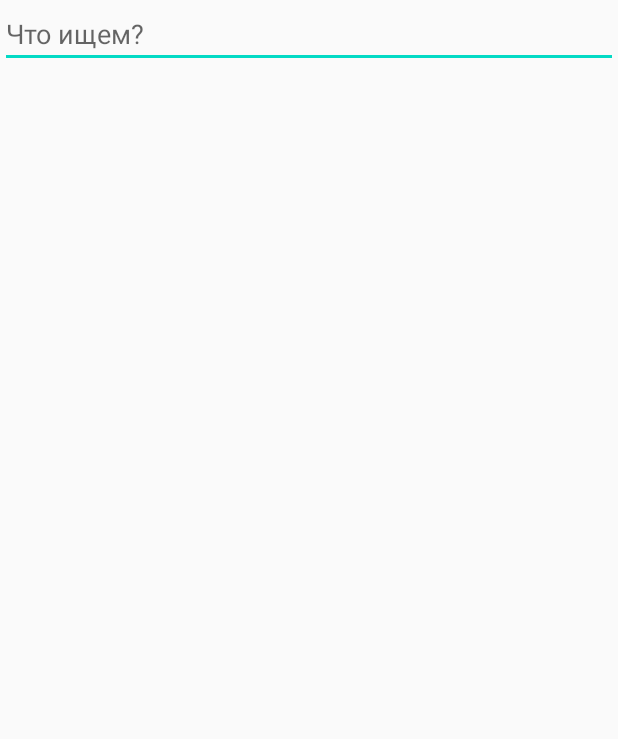
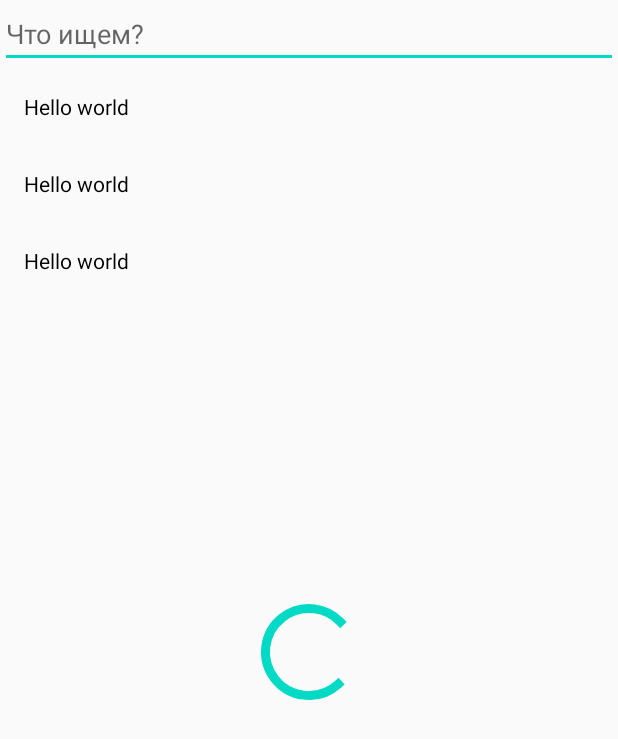
Before and after one commit to msalikhov/Dictionary, an Android app: the layout fragment_words_search.xml on its own in the app's theme, with its tools: preview values and no code run, on a phone screen of 412 x 824 dp. Shown: the top 739 px of the screen. Run offline under Robolectric (Android 15) with nearby library versions, the phone set to English and light mode, and no system bars.

Commit message:
show results

```diff
--- a/app/src/main/java/com/msalikhov/dictionary/domain/RepositoryImpl.kt
+++ b/app/src/main/java/com/msalikhov/dictionary/domain/RepositoryImpl.kt
@@ -6,6 +6,10 @@ class RepositoryImpl private constructor(private val networkApi: NetworkApi) : R
     companion object {
         fun create(networkApi: NetworkApi): Repository = RepositoryImpl(networkApi)
     }
-    override suspend fun searchWords(query: String): List<Word> =
+
+    override suspend fun searchWords(query: String): List<Word> = if (query.isNotBlank()) {
         networkApi.searchWords(query)
+    } else {
+        emptyList()
+    }
 }
--- a/app/src/main/java/com/msalikhov/dictionary/viewmodel/WordsSearchViewModel.kt
+++ b/app/src/main/java/com/msalikhov/dictionary/viewmodel/WordsSearchViewModel.kt
@@ -6,6 +6,7 @@ import androidx.lifecycle.viewModelScope
 import com.msalikhov.dictionary.domain.Repository
 import com.msalikhov.dictionary.entity.Word
 import com.msalikhov.dictionary.utils.*
+import kotlinx.coroutines.delay
 import kotlinx.coroutines.launch
 
 class WordsSearchViewModel(
@@ -19,9 +20,9 @@ class WordsSearchViewModel(
         //todo distinct
         //todo debounce
         //todo paging
+        //todo caching?
         viewModelScope.launch {
-            _foundWords.empty()
-            _foundWords.value = wrapResult {
+            _foundWords.wrap {
                 repository.searchWords(query)
             }
         }
--- a/app/src/main/res/layout/fragment_words_search.xml
+++ b/app/src/main/res/layout/fragment_words_search.xml
@@ -1,6 +1,7 @@
 <?xml version="1.0" encoding="utf-8"?>
 <androidx.constraintlayout.widget.ConstraintLayout xmlns:android="http://schemas.android.com/apk/res/android"
     xmlns:app="http://schemas.android.com/apk/res-auto"
+    xmlns:tools="http://schemas.android.com/tools"
     android:layout_width="match_parent"
     android:layout_height="match_parent">
 
@@ -19,15 +20,19 @@
         android:layout_height="0dp"
         app:layoutManager="androidx.recyclerview.widget.LinearLayoutManager"
         app:layout_constraintBottom_toBottomOf="parent"
-        app:layout_constraintTop_toBottomOf="@id/searchField" />
+        app:layout_constraintTop_toBottomOf="@id/searchField"
+        tools:listitem="@layout/item_word" />
 
     <androidx.core.widget.ContentLoadingProgressBar
         android:id="@+id/progressBar"
-        app:layout_constraintTop_toTopOf="@id/resultsList"
+        style="?android:attr/progressBarStyleLarge"
+        android:layout_width="wrap_content"
+        android:layout_height="wrap_content"
+        android:visibility="gone"
         app:layout_constraintBottom_toBottomOf="@id/resultsList"
         app:layout_constraintEnd_toEndOf="@id/resultsList"
         app:layout_constraintStart_toStartOf="@id/resultsList"
-        android:layout_width="wrap_content"
-        android:layout_height="wrap_content"/>
+        app:layout_constraintTop_toTopOf="@id/resultsList"
+        tools:visibility="visible" />
 
 </androidx.constraintlayout.widget.ConstraintLayout>
--- /dev/null
+++ b/app/src/main/res/layout/item_word.xml
@@ -0,0 +1,12 @@
+<?xml version="1.0" encoding="utf-8"?>
+<TextView xmlns:android="http://schemas.android.com/apk/res/android"
+    xmlns:tools="http://schemas.android.com/tools"
+    android:layout_width="match_parent"
+    android:layout_height="wrap_content"
+    android:background="?selectableItemBackground"
+    android:paddingHorizontal="@dimen/padding_default"
+    android:paddingVertical="@dimen/padding_half"
+    android:textColor="@android:color/black"
+    tools:text="Hello world">
+
+</TextView>
--- /dev/null
+++ b/app/src/main/res/values/dimens.xml
@@ -0,0 +1,5 @@
+<?xml version="1.0" encoding="utf-8"?>
+<resources>
+    <dimen name="padding_default">16dp</dimen>
+    <dimen name="padding_half">16dp</dimen>
+</resources>
--- a/app/src/main/res/values/strings.xml
+++ b/app/src/main/res/values/strings.xml
@@ -1,4 +1,5 @@
 <resources>
     <string name="app_name">Dictionary</string>
     <string name="search_hint">Что ищем?</string>
+    <string name="default_error_description">Что-то пошло не так</string>
 </resources>
```
Also changed, not shown: app/src/main/java/com/msalikhov/dictionary/entity/Word.kt (+7 -1 lines), app/src/main/java/com/msalikhov/dictionary/utils/Extensions.kt (added, +17 -0 lines), app/src/main/java/com/msalikhov/dictionary/utils/ListAdapterBuilder.kt (+5 -8 lines), app/src/main/java/com/msalikhov/dictionary/utils/State.kt (+20 -4 lines), app/src/main/java/com/msalikhov/dictionary/view/WordsSearchFragment.kt (+32 -5 lines).
